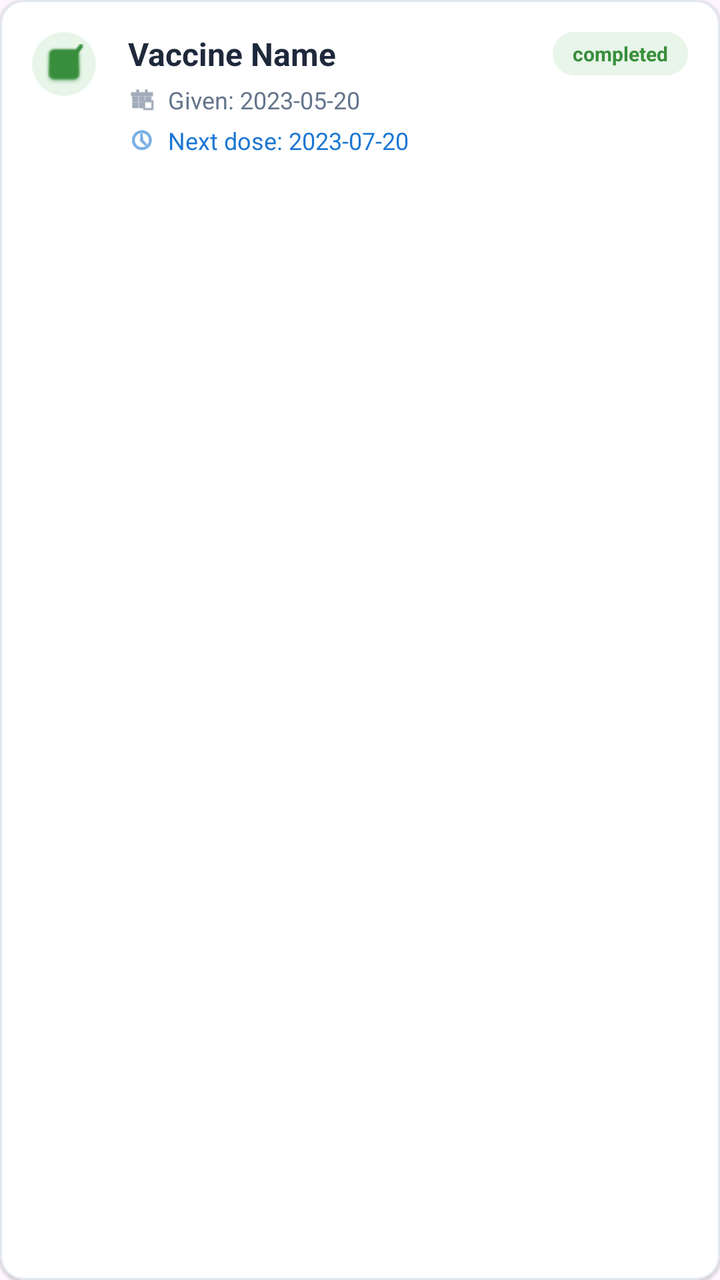
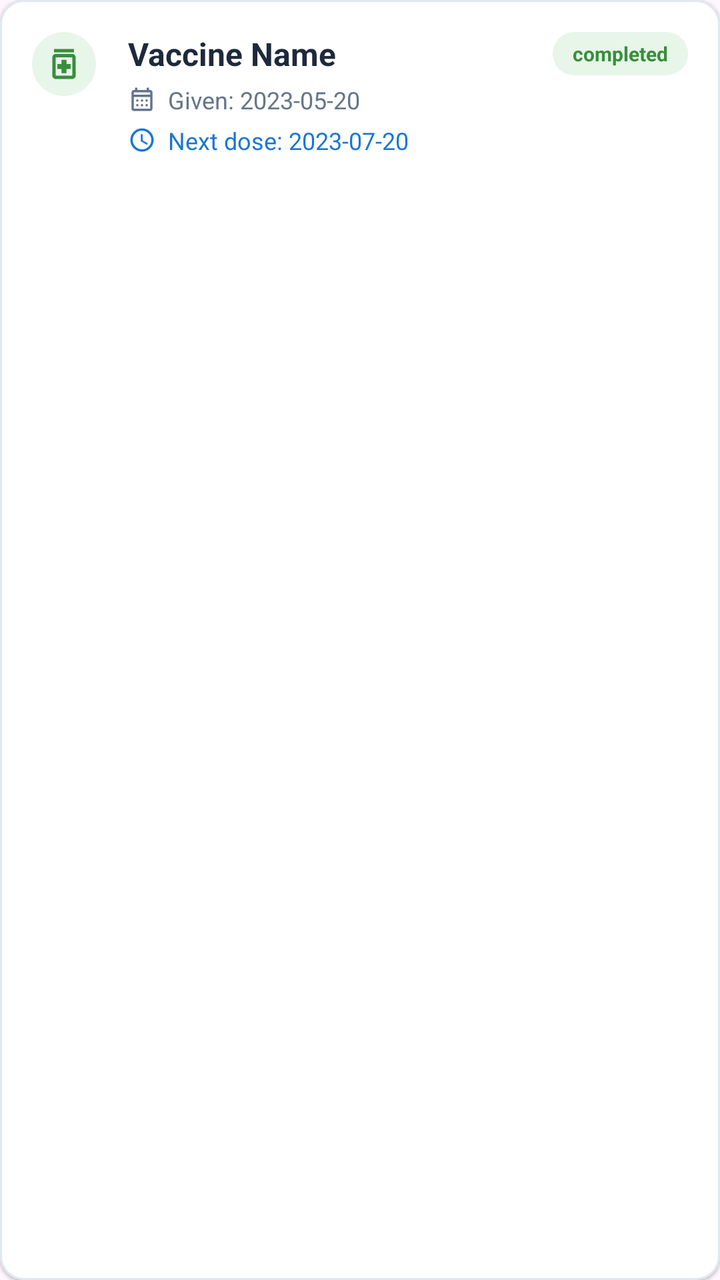

Before-and-after screenshots of an Android layout around one commit, followed by the original layout XML and the change that was made.
<!-- AndroidManifest.xml: application theme Theme.Mobicare -->
<!-- res/layout/item_vaccine_history.xml -->
<?xml version="1.0" encoding="utf-8"?>
<com.google.android.material.card.MaterialCardView xmlns:android="http://schemas.android.com/apk/res/android"
    xmlns:app="http://schemas.android.com/apk/res-auto"
    android:layout_width="match_parent"
    android:layout_height="wrap_content"
    android:layout_marginBottom="12dp"
    app:cardBackgroundColor="@android:color/white"
    app:cardCornerRadius="12dp"
    app:cardElevation="1dp"
    app:strokeColor="#E2E8F0"
    app:strokeWidth="1dp">

    <LinearLayout
        android:layout_width="match_parent"
        android:layout_height="wrap_content"
        android:gravity="top"
        android:orientation="horizontal"
        android:padding="16dp">

        <ImageView
            android:layout_width="32dp"
            android:layout_height="32dp"
            android:background="@drawable/circle_green"
            android:backgroundTint="#E8F5E9"
            android:padding="6dp"
            android:src="@android:drawable/checkbox_on_background"
            app:tint="#388E3C" />

        <LinearLayout
            android:layout_width="0dp"
            android:layout_height="wrap_content"
            android:layout_marginStart="16dp"
            android:layout_weight="1"
            android:orientation="vertical">

            <TextView
                android:id="@+id/tvHistVaccineName"
                android:layout_width="wrap_content"
                android:layout_height="wrap_content"
                android:text="Vaccine Name"
                android:textColor="#1E293B"
                android:textSize="16sp"
                android:textStyle="bold" />

            <LinearLayout
                android:layout_width="wrap_content"
                android:layout_height="wrap_content"
                android:layout_marginTop="4dp"
                android:gravity="center_vertical"
                android:orientation="horizontal">
                <ImageView android:layout_width="14dp" android:layout_height="14dp" android:src="@android:drawable/ic_menu_today" app:tint="#64748B" />
                <TextView android:id="@+id/tvHistGivenDate" android:layout_width="wrap_content" android:layout_height="wrap_content" android:layout_marginStart="6dp" android:text="Given: 2023-05-20" android:textColor="#64748B" android:textSize="12sp" />
            </LinearLayout>

            <LinearLayout
                android:id="@+id/llNextDose"
                android:layout_width="wrap_content"
                android:layout_height="wrap_content"
                android:layout_marginTop="4dp"
                android:gravity="center_vertical"
                android:orientation="horizontal">
                <ImageView android:layout_width="14dp" android:layout_height="14dp" android:src="@android:drawable/ic_menu_recent_history" app:tint="#1976D2" />
                <TextView android:id="@+id/tvHistNextDate" android:layout_width="wrap_content" android:layout_height="wrap_content" android:layout_marginStart="6dp" android:text="Next dose: 2023-07-20" android:textColor="#1976D2" android:textSize="12sp" />
            </LinearLayout>
        </LinearLayout>

        <TextView
            android:id="@+id/tvHistStatus"
            android:layout_width="wrap_content"
            android:layout_height="wrap_content"
            android:background="@drawable/badge_green_light"
            android:paddingHorizontal="10dp"
            android:paddingVertical="4dp"
            android:text="completed"
            android:textColor="#388E3C"
            android:textSize="10sp"
            android:textStyle="bold" />
    </LinearLayout>
</com.google.android.material.card.MaterialCardView>
<!-- resources referenced by this layout -->
<resources>
  <!-- drawable circle_green (drawable) -->
  <?xml version="1.0" encoding="utf-8"?>
  <shape xmlns:android="http://schemas.android.com/apk/res/android"
      android:shape="oval">
  
      <solid android:color="#388E3C" />
  
  </shape>
  <style name="Theme.Mobicare" parent="Base.Theme.Mobicare" />
  <color name="healing_green">#388E3C</color>
  <color name="pure_white">#FFFFFF</color>
  <!-- unchanged entries left out for length: 2 -->
</resources>

<!-- the commit's change to res/layout/item_vaccine_history.xml (unified diff, before → after) -->
@@ -3,7 +3,7 @@
     xmlns:app="http://schemas.android.com/apk/res-auto"
     android:layout_width="match_parent"
     android:layout_height="wrap_content"
-    android:layout_marginBottom="12dp"
+    android:layout_marginBottom="14dp"
     app:cardBackgroundColor="@android:color/white"
     app:cardCornerRadius="12dp"
     app:cardElevation="1dp"
@@ -23,7 +23,7 @@
             android:background="@drawable/circle_green"
             android:backgroundTint="#E8F5E9"
             android:padding="6dp"
-            android:src="@android:drawable/checkbox_on_background"
+            android:src="@drawable/ic_vaccination"
             app:tint="#388E3C" />
 
         <LinearLayout
@@ -48,7 +48,7 @@
                 android:layout_marginTop="4dp"
                 android:gravity="center_vertical"
                 android:orientation="horizontal">
-                <ImageView android:layout_width="14dp" android:layout_height="14dp" android:src="@android:drawable/ic_menu_today" app:tint="#64748B" />
+                <ImageView android:layout_width="14dp" android:layout_height="14dp" android:src="@drawable/ic_calendar" app:tint="#64748B" />
                 <TextView android:id="@+id/tvHistGivenDate" android:layout_width="wrap_content" android:layout_height="wrap_content" android:layout_marginStart="6dp" android:text="Given: 2023-05-20" android:textColor="#64748B" android:textSize="12sp" />
             </LinearLayout>
 
@@ -59,7 +59,7 @@
                 android:layout_marginTop="4dp"
                 android:gravity="center_vertical"
                 android:orientation="horizontal">
-                <ImageView android:layout_width="14dp" android:layout_height="14dp" android:src="@android:drawable/ic_menu_recent_history" app:tint="#1976D2" />
+                <ImageView android:layout_width="14dp" android:layout_height="14dp" android:src="@drawable/ic_time" app:tint="#1976D2" />
                 <TextView android:id="@+id/tvHistNextDate" android:layout_width="wrap_content" android:layout_height="wrap_content" android:layout_marginStart="6dp" android:text="Next dose: 2023-07-20" android:textColor="#1976D2" android:textSize="12sp" />
             </LinearLayout>
         </LinearLayout>
<!-- resource entries referenced after the edit -->
@@ -8,6 +8,26 @@
       <solid android:color="#388E3C" />
   
   </shape>
+  <!-- drawable ic_calendar (drawable) -->
+  <vector xmlns:android="http://schemas.android.com/apk/res/android" android:height="24dp" android:tint="#000000" android:viewportHeight="960" android:viewportWidth="960" android:width="24dp">
+        
+      <path android:fillColor="@android:color/white" android:pathData="M200,880Q167,880 143.5,856.5Q120,833 120,800L120,240Q120,207 143.5,183.5Q167,160 200,160L240,160L240,80L320,80L320,160L640,160L640,80L720,80L720,160L760,160Q793,160 816.5,183.5Q840,207 840,240L840,800Q840,833 816.5,856.5Q793,880 760,880L200,880ZM200,800L760,800Q760,800 760,800Q760,800 760,800L760,400L200,400L200,800Q200,800 200,800Q200,800 200,800ZM200,320L760,320L760,240Q760,240 760,240Q760,240 760,240L200,240Q200,240 200,240Q200,240 200,240L200,320ZM200,320L200,240Q200,240 200,240Q200,240 200,240L200,240Q200,240 200,240Q200,240 200,240L200,320ZM480,560Q463,560 451.5,548.5Q440,537 440,520Q440,503 451.5,491.5Q463,480 480,480Q497,480 508.5,491.5Q520,503 520,520Q520,537 508.5,548.5Q497,560 480,560ZM291.5,548.5Q280,537 280,520Q280,503 291.5,491.5Q303,480 320,480Q337,480 348.5,491.5Q360,503 360,520Q360,537 348.5,548.5Q337,560 320,560Q303,560 291.5,548.5ZM640,560Q623,560 611.5,548.5Q600,537 600,520Q600,503 611.5,491.5Q623,480 640,480Q657,480 668.5,491.5Q680,503 680,520Q680,537 668.5,548.5Q657,560 640,560ZM480,720Q463,720 451.5,708.5Q440,697 440,680Q440,663 451.5,651.5Q463,640 480,640Q497,640 508.5,651.5Q520,663 520,680Q520,697 508.5,708.5Q497,720 480,720ZM291.5,708.5Q280,697 280,680Q280,663 291.5,651.5Q303,640 320,640Q337,640 348.5,651.5Q360,663 360,680Q360,697 348.5,708.5Q337,720 320,720Q303,720 291.5,708.5ZM640,720Q623,720 611.5,708.5Q600,697 600,680Q600,663 611.5,651.5Q623,640 640,640Q657,640 668.5,651.5Q680,663 680,680Q680,697 668.5,708.5Q657,720 640,720Z"/>
+      
+  </vector>
+  <!-- drawable ic_time (drawable) -->
+  <vector xmlns:android="http://schemas.android.com/apk/res/android" android:height="24dp" android:tint="#000000" android:viewportHeight="24" android:viewportWidth="24" android:width="24dp">
+        
+      <path android:fillColor="@android:color/white" android:pathData="M11.99,2C6.47,2 2,6.48 2,12s4.47,10 9.99,10C17.52,22 22,17.52 22,12S17.52,2 11.99,2zM12,20c-4.42,0 -8,-3.58 -8,-8s3.58,-8 8,-8 8,3.58 8,8 -3.58,8 -8,8z"/>
+        
+      <path android:fillColor="@android:color/white" android:pathData="M12.5,7H11v6l5.25,3.15 0.75,-1.23 -4.5,-2.67z"/>
+      
+  </vector>
+  <!-- drawable ic_vaccination (drawable) -->
+  <vector xmlns:android="http://schemas.android.com/apk/res/android" android:height="24dp" android:tint="#000000" android:viewportHeight="960" android:viewportWidth="960" android:width="24dp">
+        
+      <path android:fillColor="@android:color/white" android:pathData="M420,700L540,700L540,600L640,600L640,480L540,480L540,380L420,380L420,480L320,480L320,600L420,600L420,700ZM280,840Q247,840 223.5,816.5Q200,793 200,760L200,320Q200,287 223.5,263.5Q247,240 280,240L680,240Q713,240 736.5,263.5Q760,287 760,320L760,760Q760,793 736.5,816.5Q713,840 680,840L280,840ZM280,760L680,760Q680,760 680,760Q680,760 680,760L680,320Q680,320 680,320Q680,320 680,320L280,320Q280,320 280,320Q280,320 280,320L280,760Q280,760 280,760Q280,760 280,760ZM240,200L240,120L720,120L720,200L240,200ZM280,320L280,320Q280,320 280,320Q280,320 280,320L280,760Q280,760 280,760Q280,760 280,760L280,760Q280,760 280,760Q280,760 280,760L280,320Q280,320 280,320Q280,320 280,320Z"/>
+      
+  </vector>
   <style name="Theme.Mobicare" parent="Base.Theme.Mobicare" />
   <color name="healing_green">#388E3C</color>
   <color name="pure_white">#FFFFFF</color>
